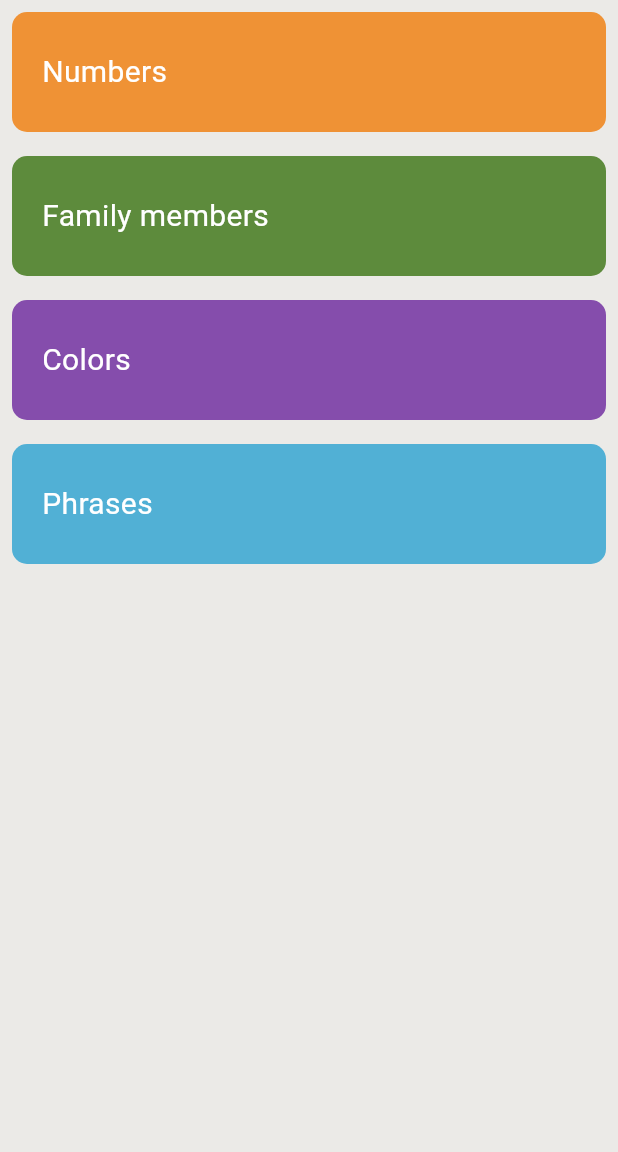
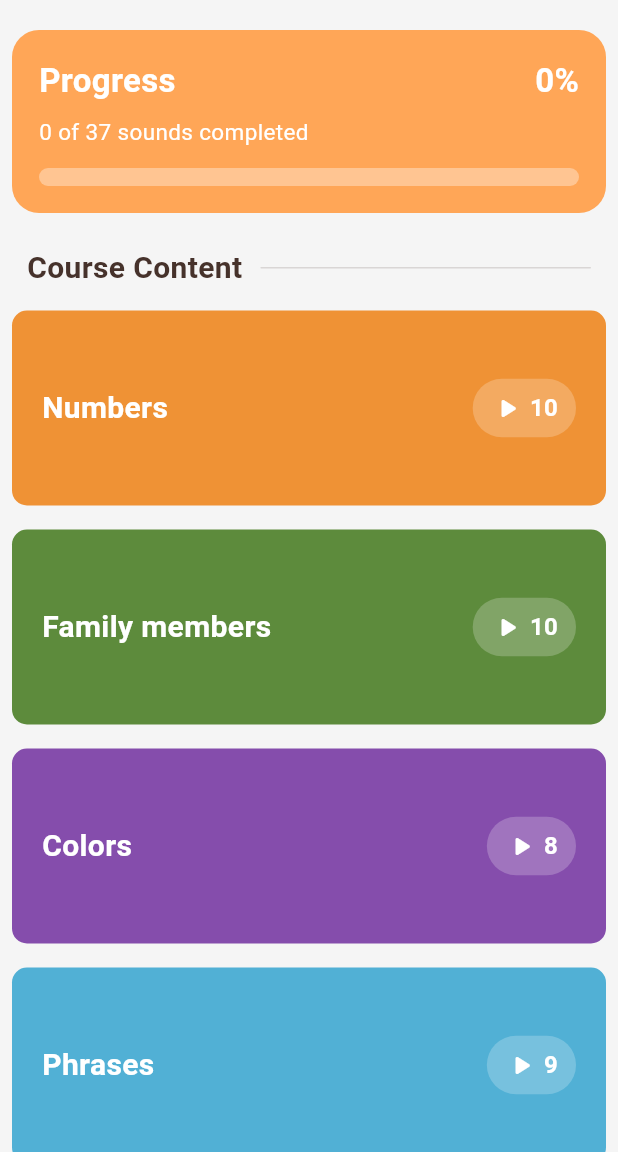
Before and after one commit to elqaluoby/Language_Learning_APP, a Flutter app: the screen it shows after launch, on a phone screen of 412 x 824 dp, the part 84-1236 px from its top. Run offline on Flutter 3.47's test engine with Material 3 defaults, Android fonts, the phone set to English and light mode, and no system bars; our stand-ins replace audioplayers.

Commit message:
Second commit with enhanced app

```diff
--- a/lib/components/category_item.dart
+++ b/lib/components/category_item.dart
@@ -3,13 +3,15 @@ import 'package:flutter/material.dart';
 class Category extends StatelessWidget {
   const Category({
     super.key,
-    this.text,
-    this.color,
+    required this.text,
+    required this.color,
+    required this.soundCount,
     this.onTap,
   });
 
-  final String? text;
-  final Color? color;
+  final String text;
+  final Color color;
+  final int soundCount;
   final Function()? onTap;
 
   @override
@@ -18,22 +20,55 @@ class Category extends StatelessWidget {
       onTap: onTap,
       child: Container(
         margin: const EdgeInsets.all(8),
-        padding: const EdgeInsets.only(left: 20),
+        padding: const EdgeInsets.symmetric(horizontal: 20),
         alignment: Alignment.centerLeft,
-        height: 80,
+        height: 130,
         width: double.infinity,
-
         decoration: BoxDecoration(
           color: color,
           borderRadius: BorderRadius.circular(10),
         ),
-
-        child: Text(
-          text!,
-          style: const TextStyle(
-            color: Colors.white,
-            fontSize: 20,
-          ),
+        child: Row(
+          children: [
+            Expanded(
+              child: Text(
+                text,
+                style: const TextStyle(
+                  color: Colors.white,
+                  fontSize: 20,
+                  fontWeight: FontWeight.w600,
+                ),
+              ),
+            ),
+            Container(
+              padding: const EdgeInsets.symmetric(
+                horizontal: 12,
+                vertical: 8,
+              ),
+              decoration: BoxDecoration(
+                color: Colors.white.withOpacity(0.22),
+                borderRadius: BorderRadius.circular(999),
+              ),
+              child: Row(
+                children: [
+                  const Icon(
+                    Icons.play_arrow_rounded,
+                    color: Colors.white,
+                    size: 22,
+                  ),
+                  const SizedBox(width: 4),
+                  Text(
+                    '$soundCount',
+                    style: const TextStyle(
+                      color: Colors.white,
+                      fontSize: 16,
+                      fontWeight: FontWeight.bold,
+                    ),
+                  ),
+                ],
+              ),
+            ),
+          ],
         ),
       ),
     );
--- a/lib/components/item_info.dart
+++ b/lib/components/item_info.dart
@@ -1,4 +1,3 @@
-import 'package:audioplayers/audioplayers.dart';
 import 'package:flutter/material.dart';
 import 'package:toku_app/models/number.dart';
 
@@ -37,7 +36,7 @@ class ItemInfo extends StatelessWidget {
         const Spacer(flex: 1),
         IconButton(
           onPressed: () async {
-            item.playsound();
+            await item.playsound();
           },
           icon: const Icon(
             Icons.play_arrow,
--- a/lib/models/number.dart
+++ b/lib/models/number.dart
@@ -1,4 +1,5 @@
 import 'package:audioplayers/audioplayers.dart';
+import 'package:toku_app/services/progress_controller.dart';
 
 class Itemmodel {
   final String sound;
@@ -8,13 +9,14 @@ class Itemmodel {
 
   const Itemmodel({
     required this.sound,
-     this.image,
+    this.image,
     required this.jpName,
     required this.enName,
   });
 
-  playsound() {
+  Future<void> playsound() async {
     final player = AudioPlayer();
-     player.play(AssetSource(sound));
+    await player.play(AssetSource(sound));
+    ProgressController.instance.markSoundCompleted(sound);
   }
 }
--- a/lib/screens/home_page.dart
+++ b/lib/screens/home_page.dart
@@ -1,9 +1,10 @@
 import 'package:flutter/material.dart';
 import 'package:toku_app/components/category_item.dart';
+import 'package:toku_app/screens/colors_page.dart';
+import 'package:toku_app/screens/family_members_page.dart';
+import 'package:toku_app/screens/Numbers_Page.dart';
 import 'package:toku_app/screens/phrses_page.dart';
-import 'Numbers_Page.dart';
-import 'family_members_page.dart';
-import 'colors_page.dart';
+import 'package:toku_app/services/progress_controller.dart';
 
 class HomePage extends StatelessWidget {
   const HomePage({super.key});
@@ -11,7 +12,7 @@ class HomePage extends StatelessWidget {
   @override
   Widget build(BuildContext context) {
     return Scaffold(
-      backgroundColor: const Color(0xFFEBEAE7),
+      backgroundColor: const Color(0xFFF5F5F5),
       appBar: AppBar(
         backgroundColor: const Color(0xff46322B),
         title: const Text(
@@ -21,10 +22,11 @@ class HomePage extends StatelessWidget {
           ),
         ),
       ),
-      body: Column(
+      body: ListView(
+        padding: const EdgeInsets.symmetric(vertical: 12),
         children: [
-
-
+          const ProgressSection(),
+          const CourseContentHeader(),
           Category(
             onTap: () {
               Navigator.push(
@@ -37,9 +39,9 @@ class HomePage extends StatelessWidget {
               );
             },
             text: 'Numbers',
-              color: const Color(0xffEf9235)),
-
-
+            color: const Color(0xffEF9235),
+            soundCount: 10,
+          ),
           Category(
             onTap: () {
               Navigator.push(
@@ -52,10 +54,11 @@ class HomePage extends StatelessWidget {
               );
             },
             text: 'Family members',
-              color: const Color(0xff5D8B3C)),
-
-
-          Category(onTap: () {
+            color: const Color(0xff5D8B3C),
+            soundCount: 10,
+          ),
+          Category(
+            onTap: () {
               Navigator.push(
                 context,
                 MaterialPageRoute(
@@ -64,14 +67,13 @@ class HomePage extends StatelessWidget {
                   },
                 ),
               );
-
             },
             text: 'Colors',
-          color: const Color(0xff854DAC)),
-
-
-          Category(onTap: ()
-          {
+            color: const Color(0xff854DAC),
+            soundCount: 8,
+          ),
+          Category(
+            onTap: () {
               Navigator.push(
                 context,
                 MaterialPageRoute(
@@ -80,13 +82,124 @@ class HomePage extends StatelessWidget {
                   },
                 ),
               );
-
             },
             text: 'Phrases',
-          color: const Color(0xFF51B0D5)
+            color: const Color(0xFF51B0D5),
+            soundCount: 9,
           ),
         ],
       ),
     );
   }
 }
+
+class CourseContentHeader extends StatelessWidget {
+  const CourseContentHeader({super.key});
+
+  @override
+  Widget build(BuildContext context) {
+    return Padding(
+      padding: const EdgeInsets.fromLTRB(18, 14, 18, 6),
+      child: Row(
+        children: [
+          const Text(
+            'Course Content',
+            style: TextStyle(
+              color: Color(0xff46322B),
+              fontSize: 20,
+              fontWeight: FontWeight.bold,
+            ),
+          ),
+          const SizedBox(width: 12),
+          Expanded(
+            child: Container(
+              height: 1,
+              decoration: BoxDecoration(
+                color: const Color(0xff46322B).withOpacity(0.16),
+                borderRadius: BorderRadius.circular(999),
+              ),
+            ),
+          ),
+        ],
+      ),
+    );
+  }
+}
+
+class ProgressSection extends StatelessWidget {
+  const ProgressSection({super.key});
+
+  @override
+  Widget build(BuildContext context) {
+    final progressController = ProgressController.instance;
+
+    return AnimatedBuilder(
+      animation: progressController,
+      builder: (context, child) {
+        return Container(
+          margin: const EdgeInsets.all(8),
+          padding: const EdgeInsets.all(18),
+          decoration: BoxDecoration(
+            color: const Color(0xFFFFA657),
+            borderRadius: BorderRadius.circular(18),
+          ),
+          child: Column(
+            crossAxisAlignment: CrossAxisAlignment.start,
+            children: [
+              Row(
+                mainAxisAlignment: MainAxisAlignment.spaceBetween,
+                children: [
+                  const Text(
+                    'Progress',
+                    style: TextStyle(
+                      color: Colors.white,
+                      fontSize: 22,
+                      fontWeight: FontWeight.bold,
+                    ),
+                  ),
+                  Text(
+                    '${progressController.percent}%',
+                    style: const TextStyle(
+                      color: Colors.white,
+                      fontSize: 22,
+                      fontWeight: FontWeight.bold,
+                    ),
+                  ),
+                ],
+              ),
+              const SizedBox(height: 8),
+              Text(
+                '${progressController.completedSounds} of ${ProgressController.totalSounds} sounds completed',
+                style: const TextStyle(
+                  color: Colors.white,
+                  fontSize: 15,
+                ),
+              ),
+              const SizedBox(height: 14),
+              ClipRRect(
+                borderRadius: BorderRadius.circular(999),
+                child: TweenAnimationBuilder<double>(
+                  tween: Tween<double>(
+                    end: progressController.progress,
+                  ),
+                  duration: const Duration(milliseconds: 450),
+                  curve: Curves.easeOutCubic,
+                  builder: (context, value, child) {
+                    return LinearProgressIndicator(
+                      value: value,
+                      minHeight: 12,
+                      backgroundColor: Colors.white.withOpacity(0.35),
+                      valueColor: const AlwaysStoppedAnimation<Color>(
+                        Colors.white,
+                      ),
+                    );
+                  },
+                ),
+              ),
+            ],
+          ),
+        );
+      },
+    );
+  }
+}
--- /dev/null
+++ b/lib/services/progress_controller.dart
@@ -0,0 +1,24 @@
+import 'package:flutter/foundation.dart';
+
+class ProgressController extends ChangeNotifier {
+  ProgressController._();
+
+  static final ProgressController instance = ProgressController._();
+
+  static const int totalSounds = 37;
+
+  final Set<String> _completedSounds = {};
+
+  int get completedSounds => _completedSounds.length;
+
+  double get progress => completedSounds / totalSounds;
+
+  int get percent => (progress * 100).round();
+
+  void markSoundCompleted(String sound) {
+    final isNewSound = _completedSounds.add(sound);
+    if (isNewSound) {
+      notifyListeners();
+    }
+  }
+}
```
Lines whose indentation alone changed are shown as unchanged.
